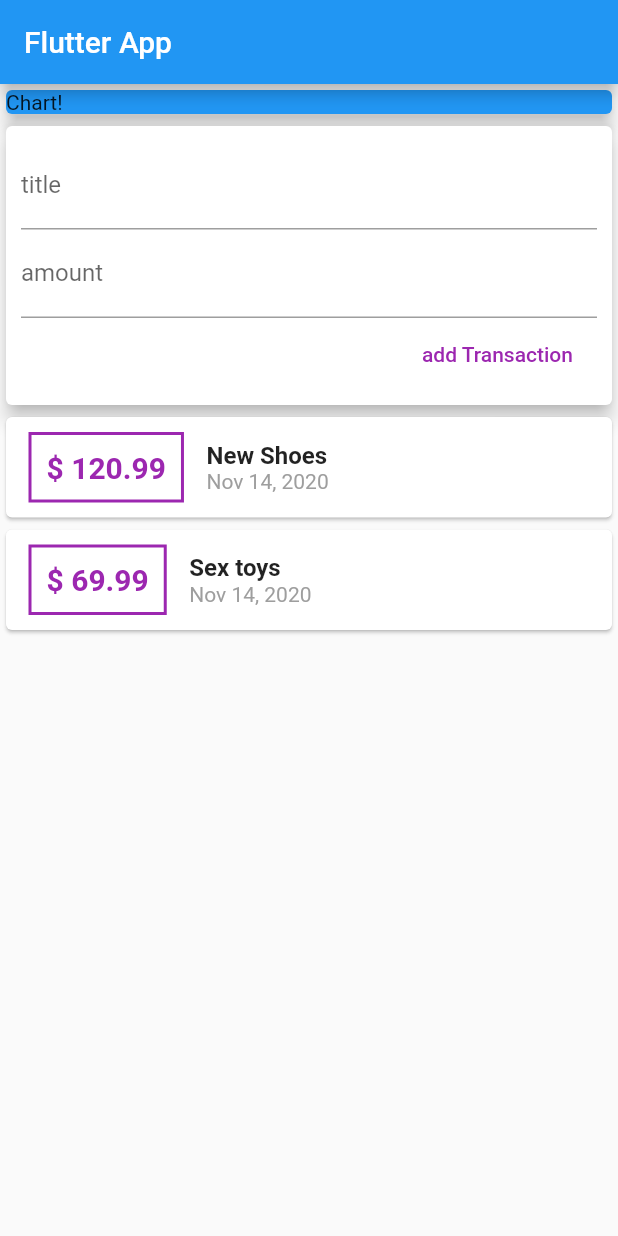
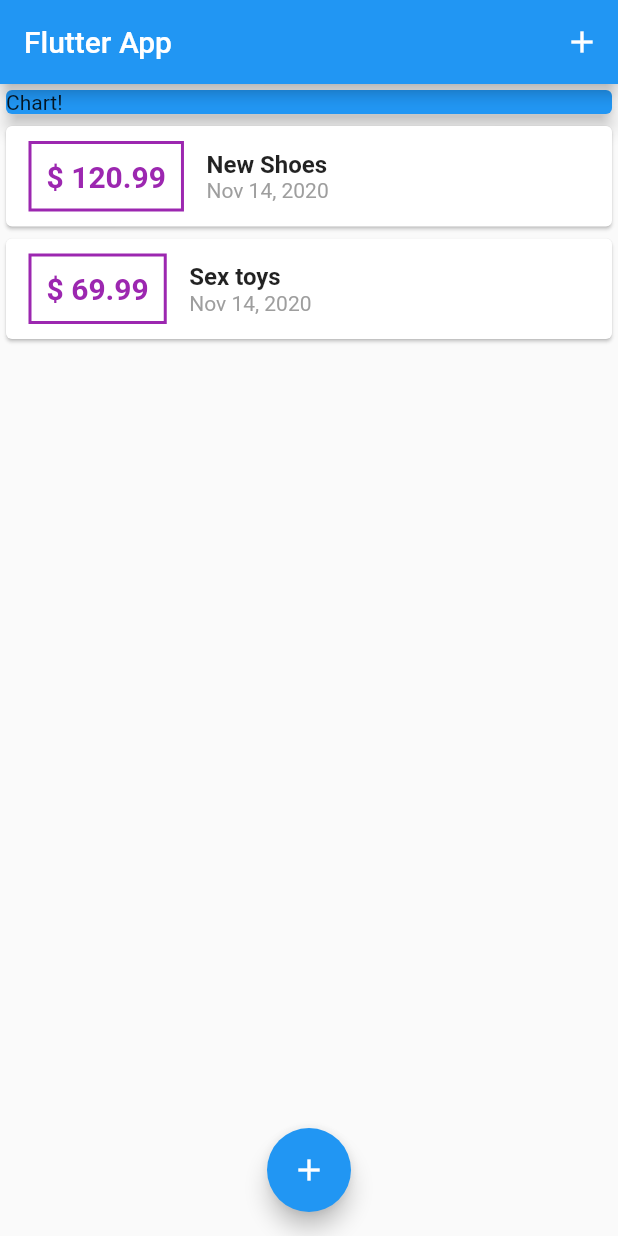
Before and after one commit to firasAltayeb/mini-flutter-projects, a Flutter app: the screen it shows after launch, on a phone screen of 412 x 824 dp. Run offline on Flutter 3.47's test engine with Material 2 defaults, Android fonts, the phone set to English and light mode, and no system bars.

Commit message:
added a floating action button that shows a model bottom sheet when clickeed

```diff
--- a/Personal_keep/lib/main.dart
+++ b/Personal_keep/lib/main.dart
@@ -1,5 +1,8 @@
 import 'package:flutter/material.dart';
-import 'widgets/user_transactions.dart';
+
+import './models/transaction.dart';
+import './widgets/new_transactions.dart';
+import './widgets/transaction_list.dart';
 
 void main() => runApp(MyApp());
 
@@ -13,12 +16,63 @@ class MyApp extends StatelessWidget {
   }
 }
 
-class MyHomePage extends StatelessWidget {
+class MyHomePage extends StatefulWidget {
+  @override
+  _MyHomePageState createState() => _MyHomePageState();
+}
+
+class _MyHomePageState extends State<MyHomePage> {
+  final List<Transaction> _userTransations = [
+    Transaction(
+      id: 't1',
+      title: 'New Shoes',
+      amount: 120.99,
+      date: DateTime.now(),
+    ),
+    Transaction(
+      id: 't1',
+      title: 'Sex toys',
+      amount: 69.99,
+      date: DateTime.now(),
+    ),
+  ];
+
+  void _addNewTransaction(String txTitle, double txAmount) {
+    final newTx = Transaction(
+      title: txTitle,
+      amount: txAmount,
+      date: DateTime.now(),
+      id: DateTime.now().toString(),
+    );
+
+    setState(() {
+      _userTransations.add(newTx);
+    });
+  }
+
+  void _startAddNewTransaction(BuildContext ctx) {
+    showModalBottomSheet(
+      context: ctx,
+      builder: (_) {
+        return GestureDetector(
+          onTap: () {},
+          child: NewTransactions(_addNewTransaction),
+          behavior: HitTestBehavior.opaque,
+        );
+      },
+    );
+  }
+
   @override
   Widget build(BuildContext context) {
     return Scaffold(
       appBar: AppBar(
         title: Text('Flutter App'),
+        actions: [
+          IconButton(
+              icon: Icon(Icons.add),
+              onPressed: () => _startAddNewTransaction(context))
+        ],
       ),
       body: SingleChildScrollView(
         child: Column(
@@ -33,10 +87,14 @@ class MyHomePage extends StatelessWidget {
                 elevation: 5,
               ),
             ),
-            UserTransactions(),
+            TransactionList(_userTransations)
           ],
         ),
       ),
+      floatingActionButtonLocation: FloatingActionButtonLocation.centerFloat,
+      floatingActionButton: FloatingActionButton(
+          child: Icon(Icons.add),
+          onPressed: () => _startAddNewTransaction(context)),
     );
   }
 }
--- a/Personal_keep/lib/widgets/user_transactions.dart
+++ /dev/null
@@ -1,47 +0,0 @@
-import 'package:flutter/material.dart';
-import 'transaction_list.dart';
-import 'new_transactions.dart';
-import '../models/transaction.dart';
-
-class UserTransactions extends StatefulWidget {
-  @override
-  _UserTransactionsState createState() => _UserTransactionsState();
-}
-
-class _UserTransactionsState extends State<UserTransactions> {
-  final List<Transaction> _userTransations = [
-    Transaction(
-      id: 't1',
-      title: 'New Shoes',
-      amount: 120.99,
-      date: DateTime.now(),
-    ),
-    Transaction(
-      id: 't1',
-      title: 'Sex toys',
-      amount: 69.99,
-      date: DateTime.now(),
-    ),
-  ];
-
-  void _addNewTransaction(String txTitle, double txAmount) {
-    final newTx = Transaction(
-      title: txTitle,
-      amount: txAmount,
-      date: DateTime.now(),
-      id: DateTime.now().toString(),
-    );
-
-    setState(() {
-      _userTransations.add(newTx);
-    });
-  }
-
-  @override
-  Widget build(BuildContext context) {
-    return Column(children: [
-      NewTransactions(_addNewTransaction),
-      TransactionList(_userTransations),
-    ]);
-  }
-}
```
